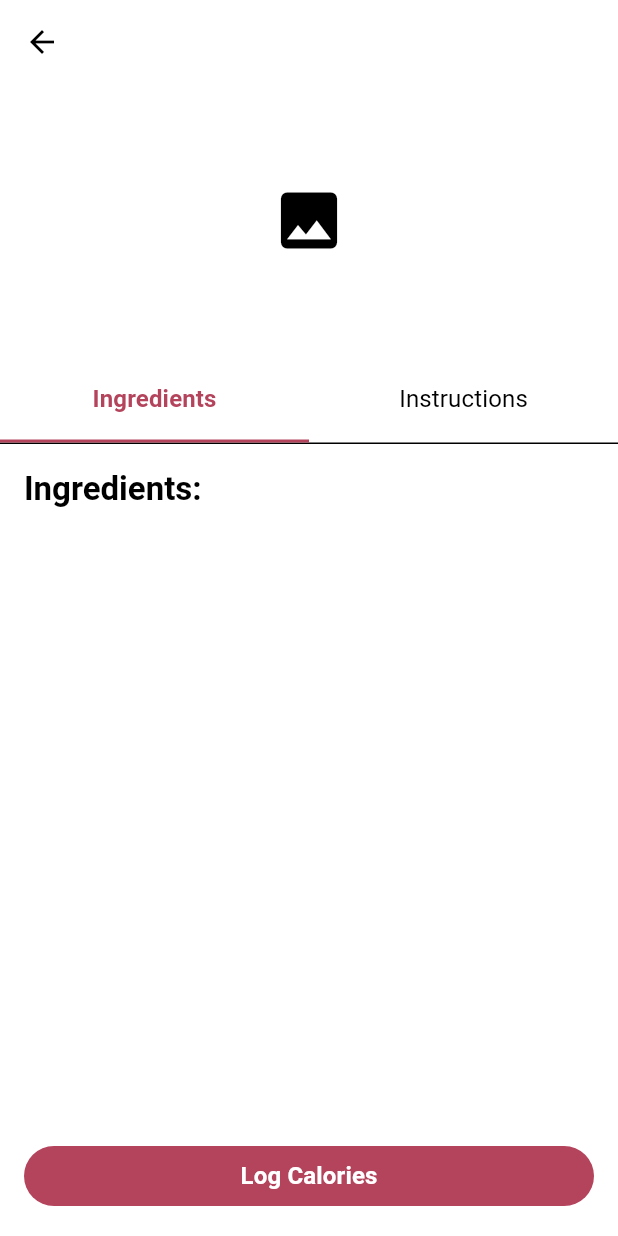
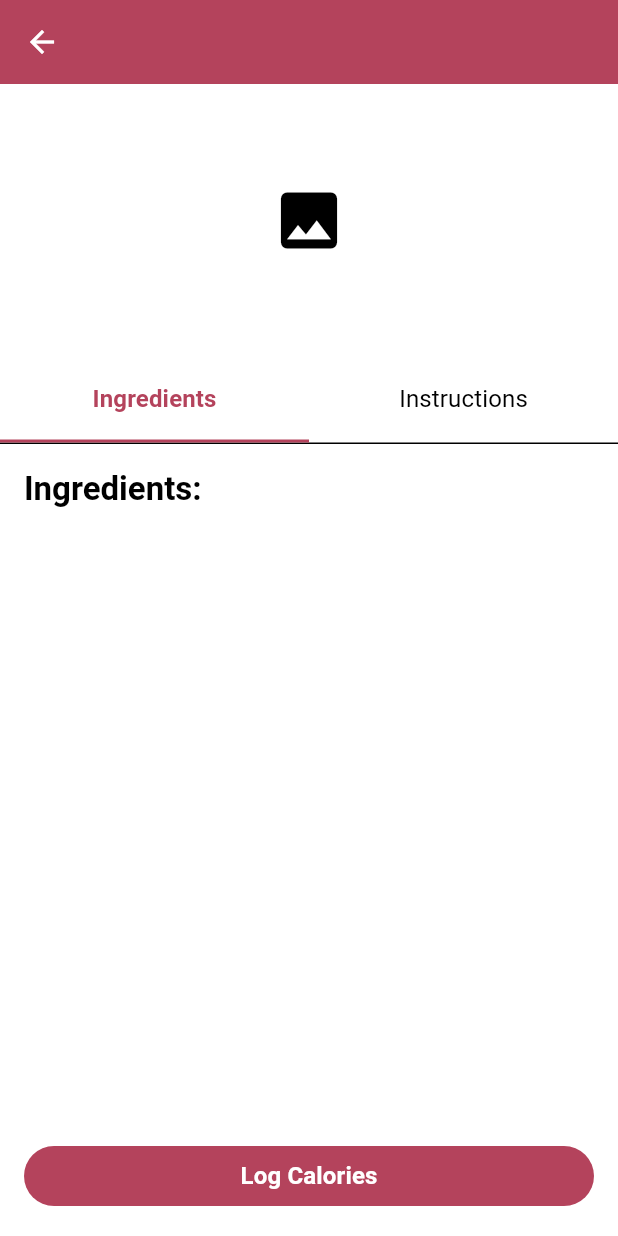
Before and after one commit to Monash-FIT3170/2025W2-FindingNibbles, a Flutter app: the RecipeIngredientsPage screen opened directly with empty values, on a phone screen of 412 x 824 dp. Run offline on Flutter 3.47's test engine with Material 3 defaults, Android fonts, the phone set to English and light mode, and no system bars; our stand-ins replace dio, flutter_map, flutter_secure_storage, flutter_svg, font_awesome_flutter, geocoding and 8 more; accounts and stored records are empty; network calls fail.

Commit message:
fix: UI consistency between the following pages: - recipes_page - recipe_recommendations_page - recipe_ingredients_page

```diff
--- a/frontend/lib/pages/recipes/recipe_ingredients_page.dart
+++ b/frontend/lib/pages/recipes/recipe_ingredients_page.dart
@@ -239,18 +239,8 @@ class _RecipeIngredientsPageState extends State<RecipeIngredientsPage> {
     final colorScheme = Theme.of(context).colorScheme;
 
     return Scaffold(
-      backgroundColor: colorScheme.surface,
-      appBar: AppBar(
-        backgroundColor: colorScheme.surface,
-        elevation: 0,
-        leading: BackButton(color: colorScheme.onSurface),
-        title: Text(
-          widget
-              .recipe
-              .title, // Changed from 'Recipe List' to actual recipe title
-          style: textTheme.titleMedium?.copyWith(color: colorScheme.onSurface),
-        ),
-      ),
+      appBar: AppBar(title: Text(widget.recipe.title)),
+      backgroundColor: Theme.of(context).colorScheme.surface,
       body: SafeArea(
         child: Column(
           crossAxisAlignment: CrossAxisAlignment.stretch,
```
Also changed, not shown: frontend/lib/pages/recipes/recipe_recommendations_page.dart (+2 -9 lines).
